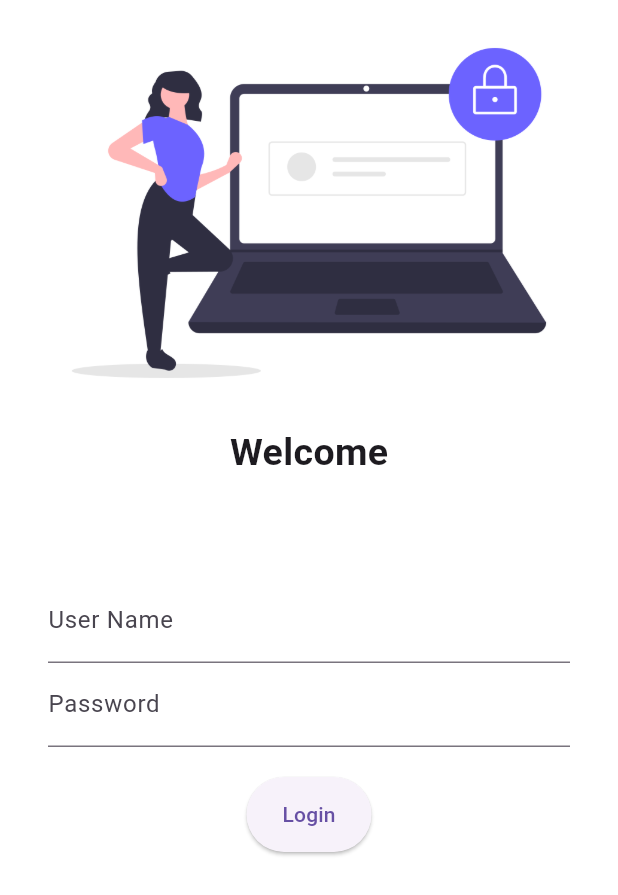
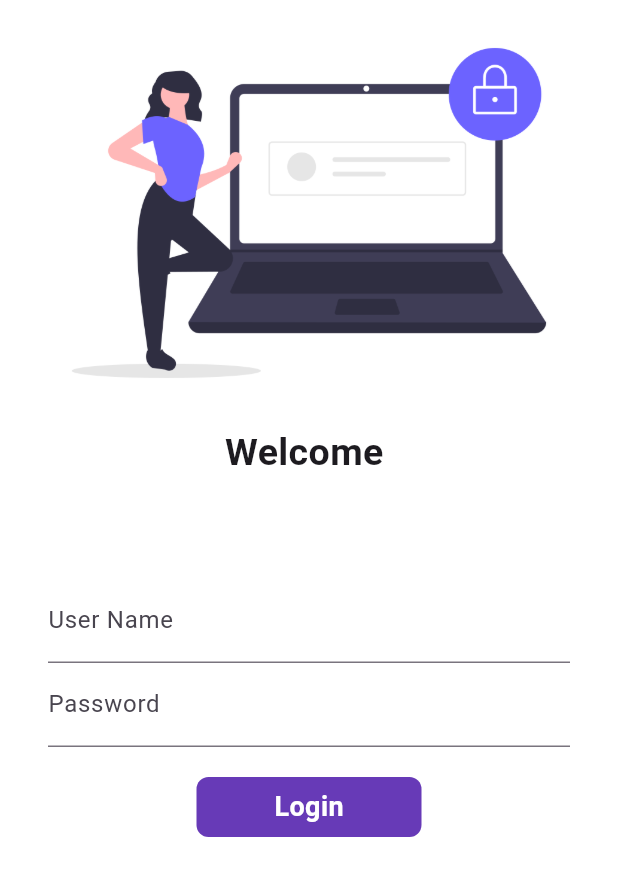
Before and after one commit to ProgrammerRaqib/30_Days_of_Flutter, a Flutter app: the screen it shows after launch, on a phone screen of 412 x 824 dp. Shown: the top 895 px of the screen. Run offline on Flutter 3.47's test engine with Material 3 defaults, Android fonts, the phone set to English and light mode, and no system bars.

Commit message:
Day 6 Done

```diff
--- a/lib/pages/login_page.dart
+++ b/lib/pages/login_page.dart
@@ -2,9 +2,17 @@ import 'package:flutter/material.dart';
 import 'package:flutter_application_1/utils/routes.dart';
 
 // ignore: camel_case_types
-class loginPage extends StatelessWidget {
+class loginPage extends StatefulWidget {
   const loginPage({super.key});
 
+  @override
+  State<loginPage> createState() => _loginPageState();
+}
+
+// ignore: camel_case_types
+class _loginPageState extends State<loginPage> {
+    bool changeButton=false;
+    String name ="";
 
   @override
   Widget build(BuildContext context) {
@@ -21,7 +29,9 @@ class loginPage extends StatelessWidget {
 
 
 
-              const Text("Welcome",style: TextStyle(
+               Text("Welcome $name",
+
+              style: const TextStyle(
                   fontSize: 25,
                   fontWeight: FontWeight.bold
 
@@ -46,6 +56,12 @@ class loginPage extends StatelessWidget {
                     hintText: "Enter Your Name Here"
                   ),
 
+                  onChanged: (value) {name=value;
+
+                    setState(() {});
+
+                  },
+
                 ),
 
 
@@ -65,16 +81,59 @@ class loginPage extends StatelessWidget {
 
               ),
 
-            ElevatedButton(
-             // ignore: sort_child_properties_last
-             child: const Text("Login"),
-             style: TextButton.styleFrom(minimumSize: const Size(75, 50)),
-             onPressed: (){
-              Navigator.pushNamed(context, MyRoutes.homeRoute);
 
-             },
+            InkWell(
 
-             )
+              onTap: () async {
+                setState(() {
+                  changeButton=true;
+                });
+
+                await Future.delayed(Duration(seconds: 1));
+                Navigator.pushNamed(context, MyRoutes.homeRoute);
+                },
+
+              child: AnimatedContainer(
+                duration: const Duration(seconds: 1),
+                height: 40,
+                width: changeButton?50 : 150,
+                alignment: Alignment.center,
+                // ignore: sort_child_properties_last
+                child: changeButton?const Icon(Icons.done, color:  Colors.white): const Text("Login",style: TextStyle(
+                  color: Colors.white,
+                  fontWeight:FontWeight.bold,
+                   fontSize: 18
+
+                  ),
+
+                   ),
+
+                   decoration: BoxDecoration(
+
+                      color: Colors.deepPurple,
+                      // shape: changeButton
+                      // ? BoxShape.circle
+                      // :BoxShape.rectangle,
+
+                      borderRadius: BorderRadius.circular(changeButton? 50 : 8)
+
+                   ),
+
+              ),
+            ),
+
+
+
+            // ElevatedButton(
+            //  // ignore: sort_child_properties_last
+            //  child: const Text("Login"),
+            //  style: TextButton.styleFrom(minimumSize: const Size(75, 50)),
+            //  onPressed: (){
+            //   Navigator.pushNamed(context, MyRoutes.homeRoute);
+
+            //  },
+
+            //  )
 
                 ],
               ),
```
